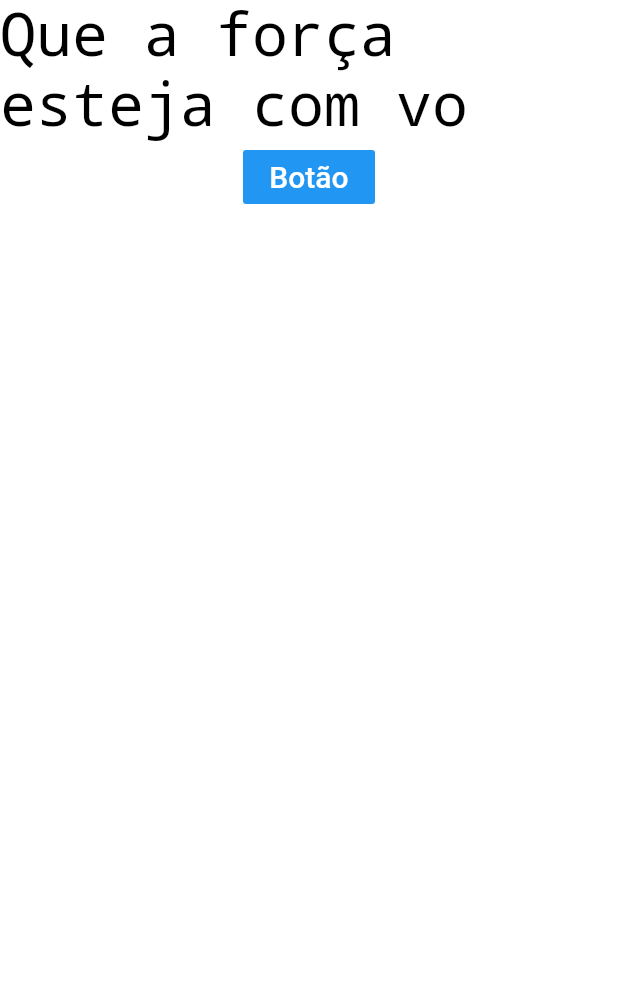
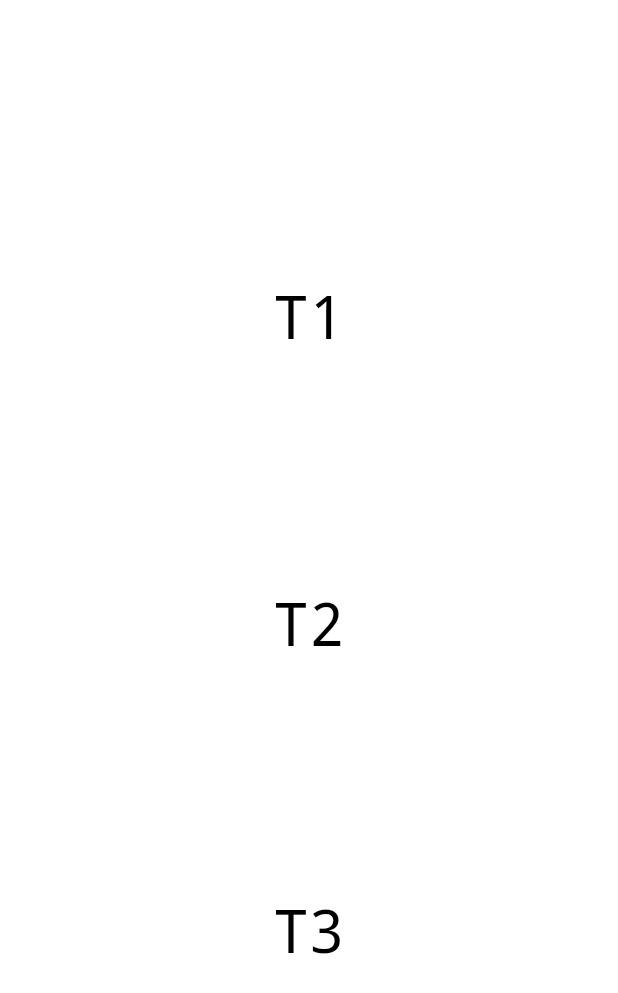
Before and after one commit to ThaysMrtns/App-frases-do-dia, a Flutter app: the screen it shows after launch, on a phone screen of 412 x 824 dp. Shown: the top 993 px of the screen. Run offline on Flutter 3.47's test engine with Material 2 defaults, Android fonts, the phone set to English and light mode, and no system bars.

```diff
--- a/frasesDia/lib/main.dart
+++ b/frasesDia/lib/main.dart
@@ -11,12 +11,18 @@ class App extends StatelessWidget {
   @override
   Widget build(BuildContext context) {
     return Container(
-      padding: EdgeInsets.all(0),
-      color: Colors.white,
+      padding: EdgeInsets.fromLTRB(20, 30, 20, 20 ),
+      decoration: BoxDecoration(
+        color: Colors.white,
+        border: Border.all(width: 1, color: Colors.white)
+      ),
       child: Column(
+        //Eixos variam de acordo com a direção Row e Column
+        mainAxisAlignment: MainAxisAlignment.spaceEvenly, //Eixo principal
+        crossAxisAlignment: CrossAxisAlignment.center, //Eixo secundário
         children: <Widget>[
           Text(
-            "Que a força esteja com vo",
+            "T1",
             style: TextStyle(
                 fontSize: 40,
                 color: Colors.black,
@@ -27,7 +33,31 @@ class App extends StatelessWidget {
                 decoration: TextDecoration.none,
             ),
           ),
-          FlatButton(
+          Text(
+            "T2",
+            style: TextStyle(
+                fontSize: 40,
+                color: Colors.black,
+                fontStyle: FontStyle.normal,
+                fontWeight: FontWeight.normal,
+                letterSpacing: 0,
+                wordSpacing: 0,
+                decoration: TextDecoration.none,
+            ),
+          ),
+          Text(
+            "T3",
+            style: TextStyle(
+                fontSize: 40,
+                color: Colors.black,
+                fontStyle: FontStyle.normal,
+                fontWeight: FontWeight.normal,
+                letterSpacing: 0,
+                wordSpacing: 0,
+                decoration: TextDecoration.none,
+            ),
+          ),
+         /* FlatButton(
               color: Colors.blue,
               onPressed: (){print("Botão pressionado!");},
               child: Text(
@@ -37,7 +67,7 @@ class App extends StatelessWidget {
                   color: Colors.white
                 )
               )
-          )
+          )*/
         ],
       ),
     );
```
